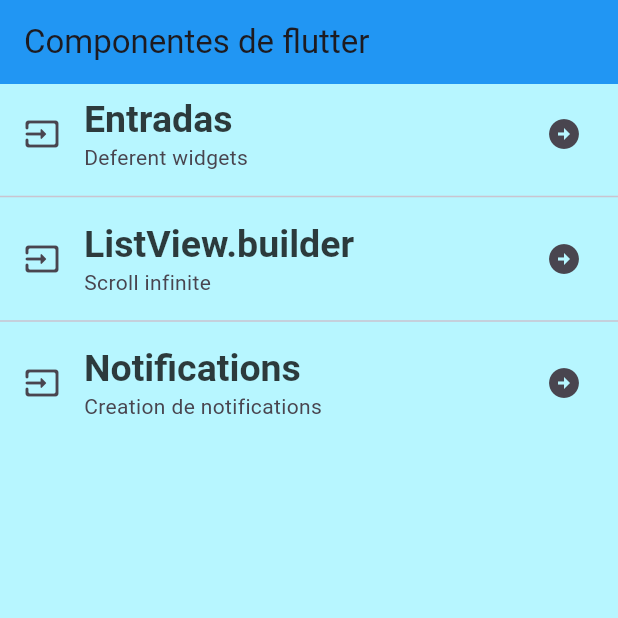
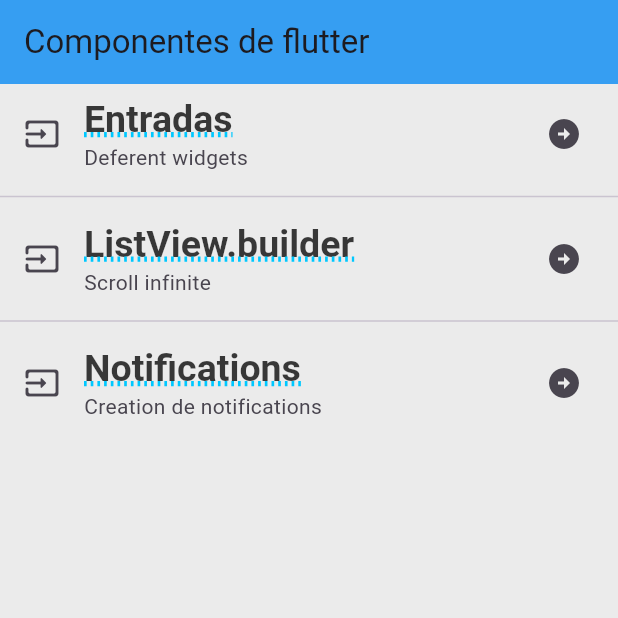
Before and after one commit to SpideryBook7/Componentes_flutter, a Flutter app: the screen it shows after launch, on a phone screen of 412 x 824 dp, the top half of it. Run offline on Flutter 3.47's test engine with Material 3 defaults, Android fonts, the phone set to English and light mode, and no system bars; our stand-ins replace google_fonts; Roboto replaces fonts that are missing (Adamina).

Commit message:
Adding Google Fonts to the AppTheme

```diff
--- a/lib/screens/home_screen.dart
+++ b/lib/screens/home_screen.dart
@@ -6,10 +6,10 @@ class HomeScreen extends StatelessWidget {
   @override
   Widget build(BuildContext context) {
     return Scaffold(
-      backgroundColor: Color.fromARGB(109, 87, 235, 255),
+      backgroundColor: Color.fromARGB(108, 208, 208, 208),
       appBar: AppBar(
         title: const Text('Componentes de flutter'),
-        backgroundColor: Colors.blue,
+        backgroundColor: const Color.fromARGB(229, 33, 149, 243),
       ),
       body: ListView(
         children: [
--- a/lib/theme/app_theme.dart
+++ b/lib/theme/app_theme.dart
@@ -1,9 +1,10 @@
 import 'package:flutter/material.dart';
+import 'package:google_fonts/google_fonts.dart';
 
 class AppTheme {
   // Declaracion de color
-  static const mainColor = const Color.fromARGB(3, 3, 3, 3);
-  static const blackColor = const Color.fromARGB(3, 3, 3, 3);
+  static const lightColor = Color.fromARGB(255, 255, 255, 255);
+  static const blackColor = Color.fromARGB(198, 3, 3, 3);
 
   // Declaracion del thema light
   static final ThemeData lightTheme = ThemeData.light().copyWith(
@@ -11,12 +12,15 @@ class AppTheme {
     appBarTheme: const AppBarTheme(
       color: Color.fromARGB(3, 3, 3, 3),
     ),
-    textTheme: const TextTheme(
-      headlineLarge: TextStyle(
-        color: Color.fromARGB(198, 3, 3, 3),
+    textTheme: TextTheme(
+      headlineLarge: GoogleFonts.adamina(
+        color: blackColor,
         fontSize: 25.0,
-        fontWeight: FontWeight.bold,
-        fontFamily: 'sans-serif',
+        fontWeight: FontWeight.w600,
+        decoration: TextDecoration.underline,
+        decorationColor: Color.fromARGB(255, 0, 200, 255),
+        decorationStyle: TextDecorationStyle.dotted,
+        decorationThickness: 3.0,
       ),
     ),
   );
--- a/pubspec.yaml
+++ b/pubspec.yaml
@@ -9,6 +9,7 @@ environment:
 dependencies:
   flutter:
     sdk: flutter
+  google_fonts: ^6.1.0
 
 dev_dependencies:
   flutter_test:
```
Also changed, not shown: pubspec.lock.
